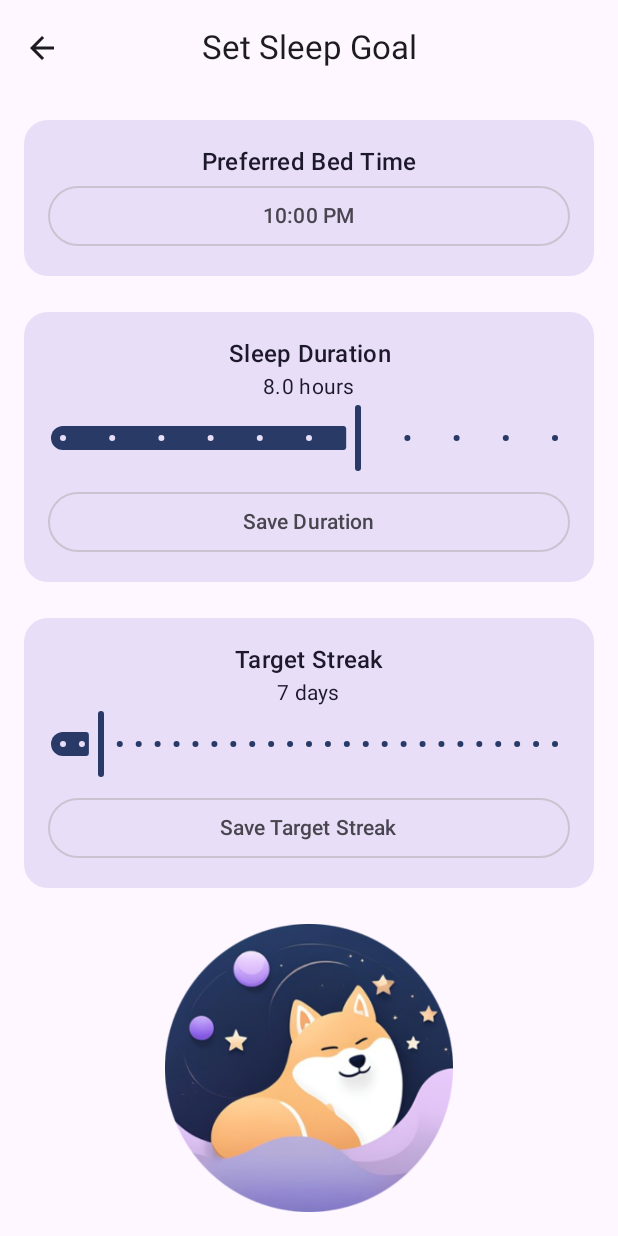
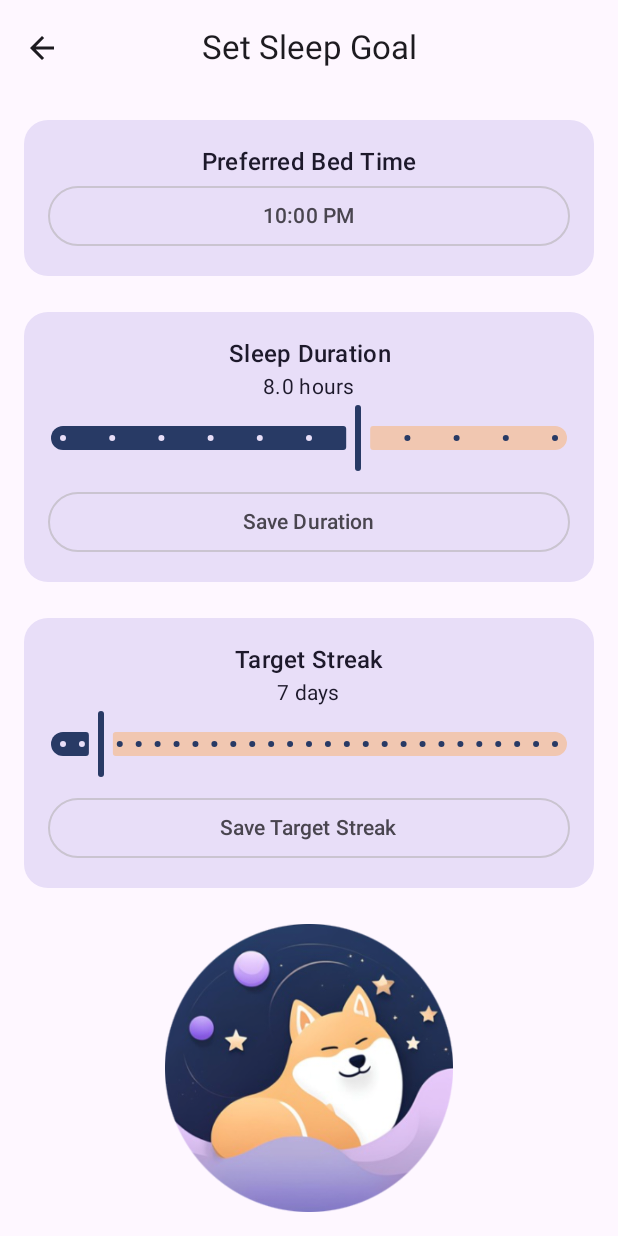
Before and after one commit to LyapunKate/SleepBuddy, an Android app built with Jetpack Compose: the SetGoalScreen screen opened through its navigation route, on a phone screen of 412 x 824 dp. Run offline under Robolectric (Android 15) with nearby library versions, the phone set to English and light mode, and no system bars; our stand-ins replace Room's generated code.

Commit message:
Changed slider bar color in Set Sleep Goal Screen

```diff
--- a/app/src/main/java/com/sleepbuddy/sleeptracker/ui/screens/SetGoalScreen.kt
+++ b/app/src/main/java/com/sleepbuddy/sleeptracker/ui/screens/SetGoalScreen.kt
@@ -132,7 +132,10 @@ fun SetGoalScreen(
                         onValueChange = { durationSliderValue = it },
                         valueRange = 5f..10f,
                         steps = 9,
-                        modifier = Modifier.fillMaxWidth()
+                        modifier = Modifier.fillMaxWidth(),
+                        colors = SliderDefaults.colors(
+                            inactiveTrackColor = MaterialTheme.colorScheme.tertiary
+                        )
                     )
                     OutlinedButton(
                         onClick = {
@@ -182,7 +185,10 @@ fun SetGoalScreen(
                         onValueChange = { streakSliderValue = it },
                         valueRange = 5f..30f,
                         steps = 25,
-                        modifier = Modifier.fillMaxWidth()
+                        modifier = Modifier.fillMaxWidth(),
+                        colors = SliderDefaults.colors(
+                            inactiveTrackColor = MaterialTheme.colorScheme.tertiary
+                        )
                     )
                     OutlinedButton(
                         onClick = {
```
